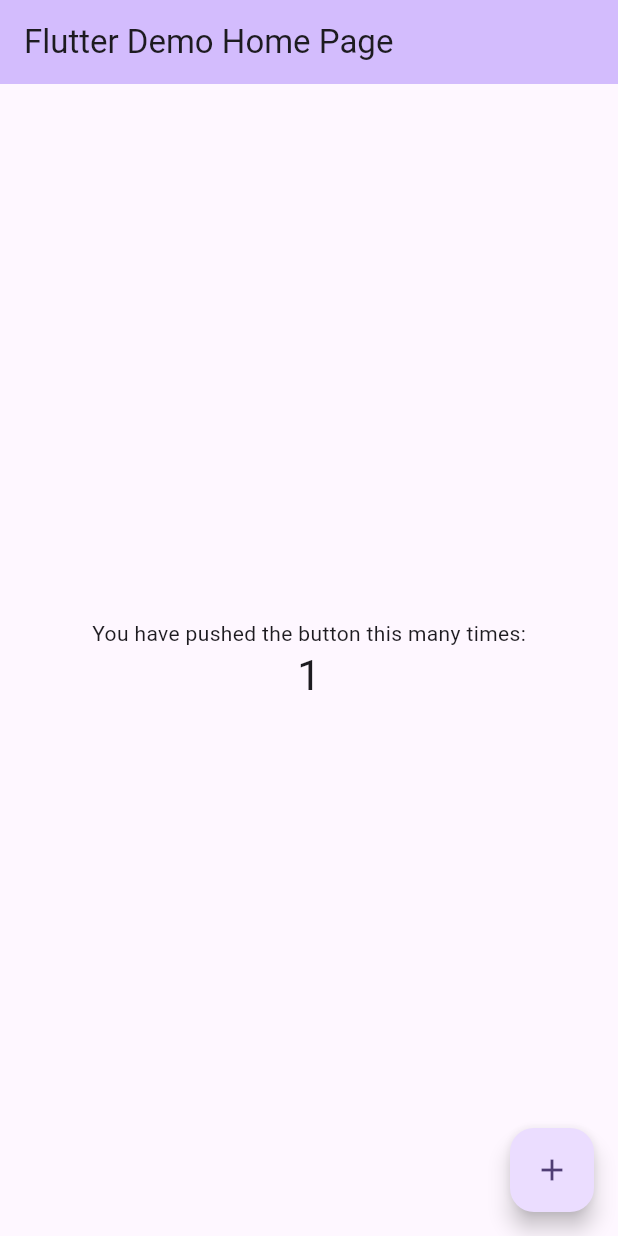
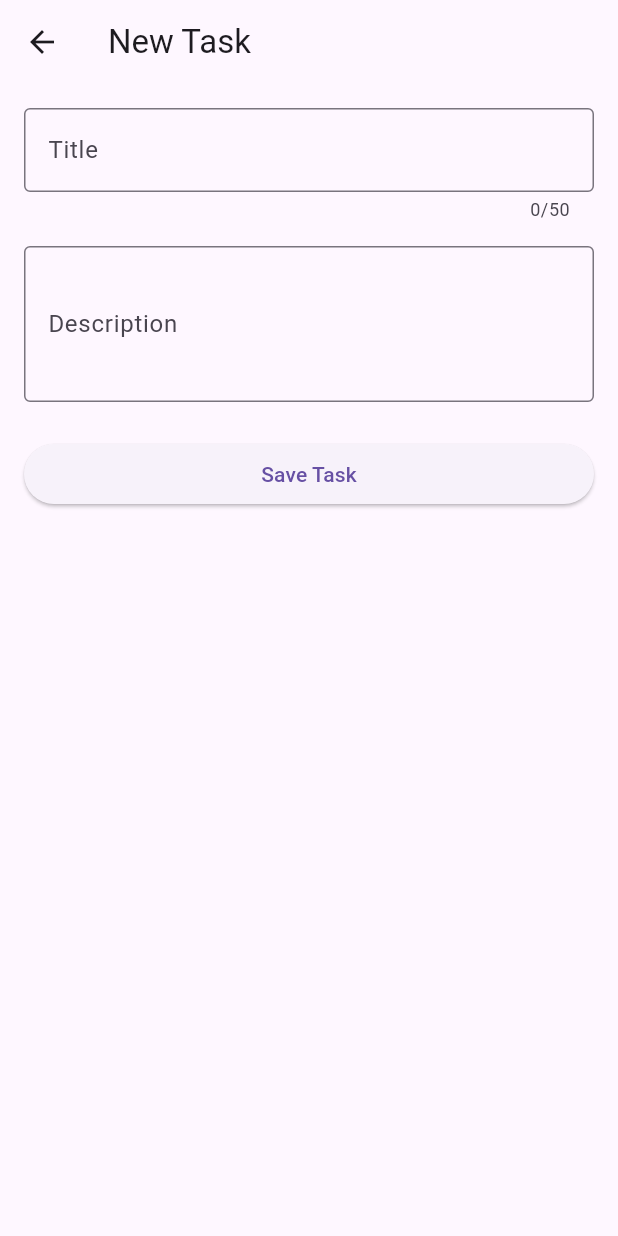
Before and after one commit to maelprz/M01-BasicTodoApp, a Flutter app: the screen it shows after launch, after a tap on the "add" icon, on a phone screen of 412 x 824 dp. Run offline on Flutter 3.47's test engine with Material 3 defaults, Android fonts, the light colour scheme and no system bars.

Commit message:
Milestone 1

```diff
--- /dev/null
+++ b/lib/addtaskscreen.dart
@@ -0,0 +1,71 @@
+import 'package:flutter/material.dart';
+
+class AddTaskScreen extends StatefulWidget {
+  const AddTaskScreen({super.key});
+
+  @override
+  State<AddTaskScreen> createState() => _AddTaskScreenState();
+}
+
+class _AddTaskScreenState extends State<AddTaskScreen> {
+  final _formKey = GlobalKey<FormState>();
+  final TextEditingController _titleController = TextEditingController();
+  final TextEditingController _descriptionController = TextEditingController();
+
+  void _saveTask() {
+    if (_formKey.currentState!.validate()) {
+      print('Title: ${_titleController.text}');
+      print('Description: ${_descriptionController.text}');
+      // For now, just go back to Home
+      Navigator.pop(context);
+    }
+  }
+
+  @override
+  Widget build(BuildContext context) {
+    return Scaffold(
+      appBar: AppBar(
+        title: const Text('New Task'),
+      ),
+      body: Padding(
+        padding: const EdgeInsets.all(16.0),
+        child: Form(
+          key: _formKey,
+          child: Column(
+            crossAxisAlignment: CrossAxisAlignment.stretch,
+            children: [
+              TextFormField(
+                controller: _titleController,
+                decoration: const InputDecoration(
+                  labelText: 'Title',
+                  border: OutlineInputBorder(),
+                ),
+                maxLength: 50,
+                validator: (value) {
+                  if (value == null || value.trim().isEmpty) {
+                    return 'Title cannot be empty';
+                  }
+                  return null;
+                },
+              ),
+              const SizedBox(height: 16),
+              TextFormField(
+                controller: _descriptionController,
+                decoration: const InputDecoration(
+                  labelText: 'Description',
+                  border: OutlineInputBorder(),
+                ),
+                maxLines: 3,
+              ),
+              const SizedBox(height: 24),
+              ElevatedButton(
+                onPressed: _saveTask,
+                child: const Text('Save Task'),
+              ),
+            ],
+          ),
+        ),
+      ),
+    );
+  }
+}
--- /dev/null
+++ b/lib/homescreen.dart
@@ -0,0 +1,30 @@
+import 'package:flutter/material.dart';
+import 'addtaskscreen.dart';
+
+class HomeScreen extends StatelessWidget {
+  const HomeScreen({super.key});
+
+  @override
+  Widget build(BuildContext context) {
+    return Scaffold(
+      appBar: AppBar(
+        title: const Text('My To-Do List'),
+      ),
+      body: const Center(
+        child: Text(
+          'No tasks yet!',
+          style: TextStyle(fontSize: 18),
+        ),
+      ),
+      floatingActionButton: FloatingActionButton(
+        onPressed: () {
+          Navigator.push(
+            context,
+            MaterialPageRoute(builder: (context) => const AddTaskScreen()),
+          );
+        },
+        child: const Icon(Icons.add),
+      ),
+    );
+  }
+}
--- a/lib/main.dart
+++ b/lib/main.dart
@@ -1,3 +1,4 @@
+import 'package:basictodoapp/homescreen.dart';
 import 'package:flutter/material.dart';
 
 void main() {
@@ -7,116 +8,15 @@ void main() {
 class MyApp extends StatelessWidget {
   const MyApp({super.key});
 
-  // This widget is the root of your application.
   @override
   Widget build(BuildContext context) {
     return MaterialApp(
-      title: 'Flutter Demo',
+      title: 'Basic To-Do App',
       theme: ThemeData(
-        // This is the theme of your application.
-        //
-        // TRY THIS: Try running your application with "flutter run". You'll see
-        // the application has a purple toolbar. Then, without quitting the app,
-        // try changing the seedColor in the colorScheme below to Colors.green
-        // and then invoke "hot reload" (save your changes or press the "hot
-        // reload" button in a Flutter-supported IDE, or press "r" if you used
-        // the command line to start the app).
-        //
-        // Notice that the counter didn't reset back to zero; the application
-        // state is not lost during the reload. To reset the state, use hot
-        // restart instead.
-        //
-        // This works for code too, not just values: Most code changes can be
-        // tested with just a hot reload.
-        colorScheme: ColorScheme.fromSeed(seedColor: Colors.deepPurple),
+        primarySwatch: Colors.blue,
       ),
-      home: const MyHomePage(title: 'Flutter Demo Home Page'),
+      home: const HomeScreen(),
+      debugShowCheckedModeBanner: false,
     );
   }
 }
-
-class MyHomePage extends StatefulWidget {
-  const MyHomePage({super.key, required this.title});
-
-  // This widget is the home page of your application. It is stateful, meaning
-  // that it has a State object (defined below) that contains fields that affect
-  // how it looks.
-
-  // This class is the configuration for the state. It holds the values (in this
-  // case the title) provided by the parent (in this case the App widget) and
-  // used by the build method of the State. Fields in a Widget subclass are
-  // always marked "final".
-
-  final String title;
-
-  @override
-  State<MyHomePage> createState() => _MyHomePageState();
-}
-
-class _MyHomePageState extends State<MyHomePage> {
-  int _counter = 0;
-
-  void _incrementCounter() {
-    setState(() {
-      // This call to setState tells the Flutter framework that something has
-      // changed in this State, which causes it to rerun the build method below
-      // so that the display can reflect the updated values. If we changed
-      // _counter without calling setState(), then the build method would not be
-      // called again, and so nothing would appear to happen.
-      _counter++;
-    });
-  }
-
-  @override
-  Widget build(BuildContext context) {
-    // This method is rerun every time setState is called, for instance as done
-    // by the _incrementCounter method above.
-    //
-    // The Flutter framework has been optimized to make rerunning build methods
-    // fast, so that you can just rebuild anything that needs updating rather
-    // than having to individually change instances of widgets.
-    return Scaffold(
-      appBar: AppBar(
-        // TRY THIS: Try changing the color here to a specific color (to
-        // Colors.amber, perhaps?) and trigger a hot reload to see the AppBar
-        // change color while the other colors stay the same.
-        backgroundColor: Theme.of(context).colorScheme.inversePrimary,
-        // Here we take the value from the MyHomePage object that was created by
-        // the App.build method, and use it to set our appbar title.
-        title: Text(widget.title),
-      ),
-      body: Center(
-        // Center is a layout widget. It takes a single child and positions it
-        // in the middle of the parent.
-        child: Column(
-          // Column is also a layout widget. It takes a list of children and
-          // arranges them vertically. By default, it sizes itself to fit its
-          // children horizontally, and tries to be as tall as its parent.
-          //
-          // Column has various properties to control how it sizes itself and
-          // how it positions its children. Here we use mainAxisAlignment to
-          // center the children vertically; the main axis here is the vertical
-          // axis because Columns are vertical (the cross axis would be
-          // horizontal).
-          //
-          // TRY THIS: Invoke "debug painting" (choose the "Toggle Debug Paint"
-          // action in the IDE, or press "p" in the console), to see the
-          // wireframe for each widget.
-          mainAxisAlignment: MainAxisAlignment.center,
-          children: <Widget>[
-            const Text('You have pushed the button this many times:'),
-            Text(
-              '$_counter',
-              style: Theme.of(context).textTheme.headlineMedium,
-            ),
-          ],
-        ),
-      ),
-      floatingActionButton: FloatingActionButton(
-        onPressed: _incrementCounter,
-        tooltip: 'Increment',
-        child: const Icon(Icons.add),
-      ), // This trailing comma makes auto-formatting nicer for build methods.
-    );
-  }
-}
```
